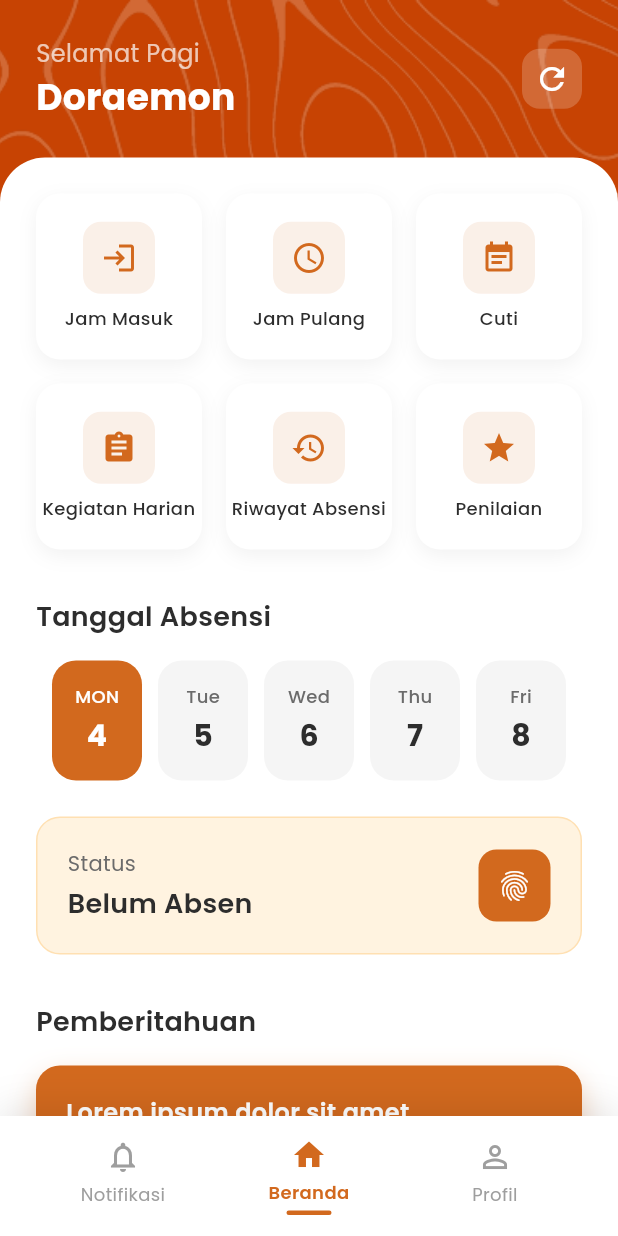
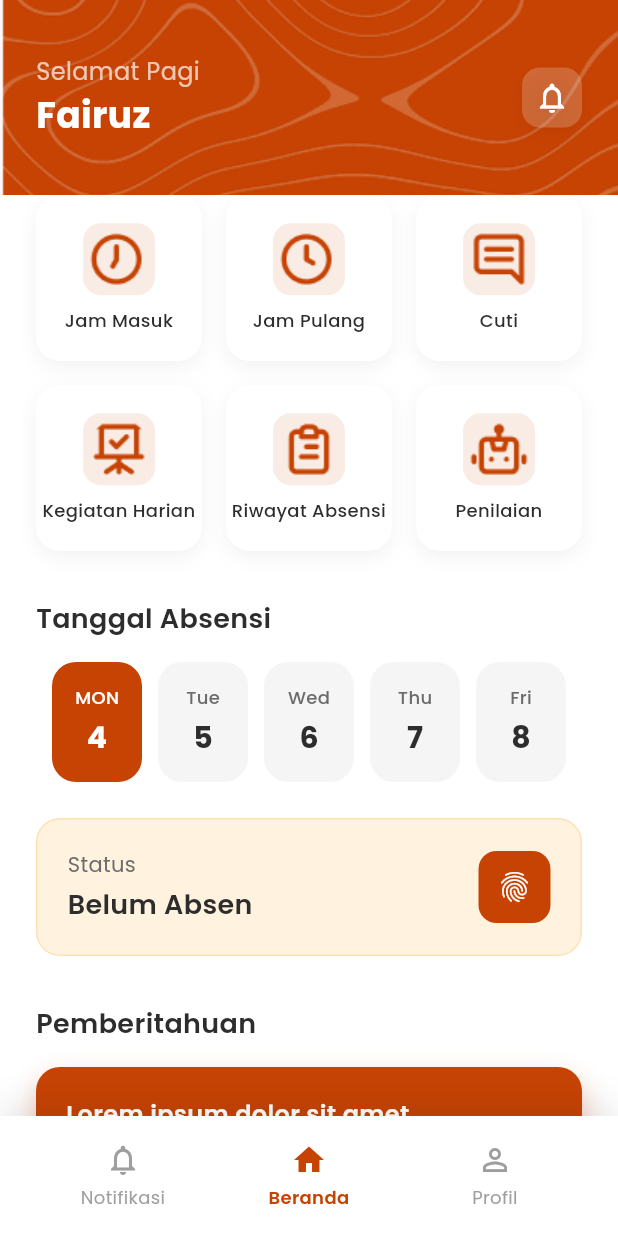
Before and after one commit to fairuzzkii/simpeg_mobile_mascitra, a Flutter app: the HomePage screen opened directly, on a phone screen of 412 x 824 dp. Run offline on Flutter 3.47's test engine with Material 3 defaults, Android fonts, the phone set to English and light mode, and no system bars; our stand-ins replace dotted_border, table_calendar.

Commit message:
color correct and homepage icon menu update

```diff
--- a/lib/pages/authPage/loginPage.dart
+++ b/lib/pages/authPage/loginPage.dart
@@ -167,14 +167,10 @@ class _LoginPageState extends State<LoginPage> {
                                           ? null
                                           : _handleLogin,
                                       style: ElevatedButton.styleFrom(
-                                        backgroundColor: const Color(
-                                          0xFFD2691E,
-                                        ),
+                                        backgroundColor: const Color(0xFFC64304),
                                         foregroundColor: Colors.white,
                                         elevation: 3,
-                                        shadowColor: const Color(
-                                          0xFFD2691E,
-                                        ).withOpacity(0.3),
+                                        shadowColor: const Color(0xFFC64304).withOpacity(0.3),
                                         shape: RoundedRectangleBorder(
                                           borderRadius: BorderRadius.circular(
                                             50,
@@ -275,7 +271,7 @@ class _LoginPageState extends State<LoginPage> {
             color: Color(0xFF9E9E9E),
             fontFamily: 'Poppins',
           ),
-          prefixIcon: Icon(prefixIcon, color: const Color(0xFFD2691E)),
+          prefixIcon: Icon(prefixIcon, color: const Color(0xFFC64304)),
           suffixIcon: isPassword
               ? IconButton(
                   icon: Icon(
--- a/lib/pages/homePage/homePage.dart
+++ b/lib/pages/homePage/homePage.dart
@@ -1,5 +1,6 @@
 import 'package:flutter/material.dart';
 import 'package:simpeg_mascitra_mobile/pages/cutiPage/riwayatCutiPage.dart';
+import 'package:simpeg_mascitra_mobile/pages/notificationPage/notificationPage.dart';
 import '../navbar.dart';
 
 class HomePage extends StatefulWidget {
@@ -14,20 +15,20 @@ class _HomePageState extends State<HomePage> {
   bool isAbsent = false;
 
   final List<Map<String, dynamic>> features = [
-    {'title': 'Jam Masuk', 'icon': Icons.login, 'color': Color(0xFFD2691E)},
-    {'title': 'Jam Pulang', 'icon': Icons.schedule, 'color': Color(0xFFD2691E)},
-    {'title': 'Cuti', 'icon': Icons.event_note, 'color': Color(0xFFD2691E)},
+    {'title': 'Jam Masuk', 'icon': 'assets/icon/clock.png', 'color': Color(0xFFC64304)},
+    {'title': 'Jam Pulang', 'icon': 'assets/icon/watch.png', 'color': Color(0xFFC64304)},
+    {'title': 'Cuti', 'icon': 'assets/icon/chat.png', 'color': Color(0xFFC64304)},
     {
       'title': 'Kegiatan Harian',
-      'icon': Icons.assignment,
-      'color': Color(0xFFD2691E),
+      'icon': 'assets/icon/presentationboard.png',
+      'color': Color(0xFFC64304),
     },
     {
       'title': 'Riwayat Absensi',
-      'icon': Icons.history,
-      'color': Color(0xFFD2691E),
+      'icon': 'assets/icon/clipboard.png',
+      'color': Color(0xFFC64304),
     },
-    {'title': 'Penilaian', 'icon': Icons.star, 'color': Color(0xFFD2691E)},
+    {'title': 'Penilaian', 'icon': 'assets/icon/robot.png', 'color': Color(0xFFC64304)},
   ];
 
   final List<Map<String, String>> weekDays = [
@@ -41,44 +42,26 @@ class _HomePageState extends State<HomePage> {
   @override
   Widget build(BuildContext context) {
     return Scaffold(
-      body: Stack(
+      body: Column(
         children: [
-          // Background gradient
+          // Header
           Container(
-            width: double.infinity,
-            height: double.infinity,
-            decoration: const BoxDecoration(
-              gradient: LinearGradient(
-                begin: Alignment.topCenter,
-                end: Alignment.bottomCenter,
-                colors: [Color(0xFFFF8C42)],
-              ),
-            ),
-          ),
-
-          // Topographic pattern background - using the same pattern as login
-          Positioned(
-            left: 0,
-            right: 0,
-            top: 0,
-            height: MediaQuery.of(context).size.height * 0.60,
-            child: Image.asset(
-              'assets/images/topographic_pattern2.png',
+            height: MediaQuery.of(context).padding.top + 130, // Increased height
+            decoration: BoxDecoration(
+              image: DecorationImage(
+                image: AssetImage('assets/images/Greybig.png'),
                 fit: BoxFit.cover,
               ),
             ),
-
-          SafeArea(
-            child: Column(
-              children: [
-                // Header
-                Container(
-                  padding: const EdgeInsets.all(24),
+            child: SafeArea(
+              child: Padding(
+                padding: EdgeInsets.symmetric(horizontal: 24),
                 child: Row(
                   mainAxisAlignment: MainAxisAlignment.spaceBetween,
                   children: [
                     Column(
                       crossAxisAlignment: CrossAxisAlignment.start,
+                      mainAxisAlignment: MainAxisAlignment.center,
                       children: const [
                         Text(
                           'Selamat Pagi',
@@ -89,7 +72,7 @@ class _HomePageState extends State<HomePage> {
                           ),
                         ),
                         Text(
-                            'Doraemon',
+                          'Fairuz',
                           style: TextStyle(
                             fontSize: 24,
                             fontWeight: FontWeight.bold,
@@ -99,33 +82,54 @@ class _HomePageState extends State<HomePage> {
                         ),
                       ],
                     ),
-                      Container(
+                    GestureDetector(
+                      onTap: () {
+                        Navigator.push(
+                          context,
+                          MaterialPageRoute(
+                            builder: (context) => const NotificationPage(),
+                          ),
+                        );
+                      },
+                      child: Container(
                         padding: const EdgeInsets.all(8),
                         decoration: BoxDecoration(
                           color: Colors.white.withOpacity(0.2),
                           borderRadius: BorderRadius.circular(12),
+                          boxShadow: [
+                            BoxShadow(
+                              color: Colors.black.withOpacity(0.05),
+                              blurRadius: 10,
+                              offset: const Offset(0, 4),
+                            ),
+                          ],
                         ),
                         child: const Icon(
-                          Icons.refresh,
+                          Icons.notifications_outlined,
                           color: Colors.white,
                           size: 24,
+                        ),
                       ),
                     ),
                   ],
                 ),
               ),
+            ),
+          ),
+          SizedBox(height: 0),
           Expanded(
             child: Container(
               width: double.infinity,
               decoration: const BoxDecoration(
                 color: Colors.white,
-                      borderRadius: BorderRadius.only(
-                        topLeft: Radius.circular(30),
-                        topRight: Radius.circular(30),
-                      ),
               ),
               child: SingleChildScrollView(
-                      padding: const EdgeInsets.all(24),
+                padding: const EdgeInsets.only(
+                  left: 24,
+                  right: 24,
+                  top: 0,
+                  bottom: 24,
+                ),
                 child: Column(
                   crossAxisAlignment: CrossAxisAlignment.start,
                   children: [
@@ -150,8 +154,7 @@ class _HomePageState extends State<HomePage> {
                               Navigator.push(
                                 context,
                                 MaterialPageRoute(
-                                          builder: (context) =>
-                                              const RiwayatCutiPage(),
+                                  builder: (context) => const RiwayatCutiPage(),
                                 ),
                               );
                             }
@@ -175,17 +178,14 @@ class _HomePageState extends State<HomePage> {
                                   width: 48,
                                   height: 48,
                                   decoration: BoxDecoration(
-                                          color: feature['color'].withOpacity(
-                                            0.1,
+                                    color: feature['color'].withOpacity(0.1),
+                                    borderRadius: BorderRadius.circular(12),
                                   ),
-                                          borderRadius: BorderRadius.circular(
-                                            12,
-                                          ),
-                                        ),
-                                        child: Icon(
+                                  child: Image.asset(
                                     feature['icon'],
-                                          color: feature['color'],
-                                          size: 24,
+                                    width: 20,
+                                    height: 20,
+                                    color: feature['color'], // Apply color tint
                                   ),
                                 ),
                                 const SizedBox(height: 8),
@@ -222,13 +222,11 @@ class _HomePageState extends State<HomePage> {
                       mainAxisAlignment: MainAxisAlignment.spaceEvenly,
                       children: weekDays.map((day) {
                         final isSelected =
-                                  selectedDate ==
-                                  '${day['day']}\n${day['date']}';
+                            selectedDate == '${day['day']}\n${day['date']}';
                         return GestureDetector(
                           onTap: () {
                             setState(() {
-                                    selectedDate =
-                                        '${day['day']}\n${day['date']}';
+                              selectedDate = '${day['day']}\n${day['date']}';
                             });
                           },
                           child: Container(
@@ -236,7 +234,7 @@ class _HomePageState extends State<HomePage> {
                             height: 80,
                             decoration: BoxDecoration(
                               color: isSelected
-                                        ? const Color(0xFFD2691E)
+                                  ? const Color(0xFFC64304)
                                   : Colors.grey[100],
                               borderRadius: BorderRadius.circular(16),
                             ),
@@ -289,8 +287,7 @@ class _HomePageState extends State<HomePage> {
                         children: [
                           Expanded(
                             child: Column(
-                                    crossAxisAlignment:
-                                        CrossAxisAlignment.start,
+                              crossAxisAlignment: CrossAxisAlignment.start,
                               children: [
                                 const Text(
                                   'Status',
@@ -302,9 +299,7 @@ class _HomePageState extends State<HomePage> {
                                 ),
                                 const SizedBox(height: 4),
                                 Text(
-                                        isAbsent
-                                            ? 'Sudah Absen'
-                                            : 'Belum Absen',
+                                  isAbsent ? 'Sudah Absen' : 'Belum Absen',
                                   style: const TextStyle(
                                     fontSize: 18,
                                     fontWeight: FontWeight.w600,
@@ -325,7 +320,7 @@ class _HomePageState extends State<HomePage> {
                               width: 48,
                               height: 48,
                               decoration: BoxDecoration(
-                                      color: const Color(0xFFD2691E),
+                                color: const Color(0xFFC64304),
                                 borderRadius: BorderRadius.circular(12),
                               ),
                               child: const Icon(
@@ -355,13 +350,11 @@ class _HomePageState extends State<HomePage> {
                       width: double.infinity,
                       padding: const EdgeInsets.all(20),
                       decoration: BoxDecoration(
-                              color: const Color(0xFFD2691E),
+                        color: const Color(0xFFC64304),
                         borderRadius: BorderRadius.circular(16),
                         boxShadow: [
                           BoxShadow(
-                                  color: const Color(
-                                    0xFFD2691E,
-                                  ).withOpacity(0.3),
+                            color: const Color(0xFFC64304).withOpacity(0.3),
                             blurRadius: 15,
                             offset: const Offset(0, 8),
                           ),
@@ -371,8 +364,7 @@ class _HomePageState extends State<HomePage> {
                         children: [
                           Expanded(
                             child: Column(
-                                    crossAxisAlignment:
-                                        CrossAxisAlignment.start,
+                              crossAxisAlignment: CrossAxisAlignment.start,
                               children: const [
                                 Text(
                                   'Lorem ipsum dolor sit amet',
@@ -412,15 +404,10 @@ class _HomePageState extends State<HomePage> {
                         ],
                       ),
                     ),
-                          const SizedBox(
-                            height: 100,
-                          ), // Space for bottom navigation
+                    const SizedBox(height: 30), // Space for bottom navigation
                   ],
                 ),
               ),
-                  ),
-                ),
-              ],
             ),
           ),
         ],
--- a/lib/pages/navbar.dart
+++ b/lib/pages/navbar.dart
@@ -1,15 +1,13 @@
 import 'package:flutter/material.dart';
-import 'package:simpeg_mascitra_mobile/pages/homePage/homePage.dart';
+import 'package:simpeg_mascitra_mobile/pages/homePage/homePage.dart'
+    hide NotificationPage;
 import 'package:simpeg_mascitra_mobile/pages/notificationPage/notificationPage.dart';
 import 'package:simpeg_mascitra_mobile/pages/profilePage/profilePage.dart';
 
 class CustomBottomNavBar extends StatelessWidget {
   final int currentIndex;
 
-  const CustomBottomNavBar({
-    super.key,
-    required this.currentIndex,
-  });
+  const CustomBottomNavBar({super.key, required this.currentIndex});
 
   @override
   Widget build(BuildContext context) {
@@ -85,7 +83,9 @@ class CustomBottomNavBar extends StatelessWidget {
           children: [
             Icon(
               isActive ? activeIcon : icon,
-              color: isActive ? const Color(0xFFD2691E) : const Color(0xFF9E9E9E),
+              color: isActive
+                  ? const Color(0xFFC64304)
+                  : const Color(0xFF9E9E9E),
               size: 24,
             ),
             const SizedBox(height: 4),
@@ -94,21 +94,13 @@ class CustomBottomNavBar extends StatelessWidget {
               style: TextStyle(
                 fontSize: 12,
                 fontWeight: isActive ? FontWeight.w600 : FontWeight.w400,
-                color: isActive ? const Color(0xFFD2691E) : const Color(0xFF9E9E9E),
+                color: isActive
+                    ? const Color(0xFFC64304)
+                    : const Color(0xFF9E9E9E),
                 fontFamily: 'Poppins',
               ),
               textAlign: TextAlign.center,
             ),
-            const SizedBox(height: 4),
-            if (isActive)
-              Container(
-                width: 30,
-                height: 3,
-                decoration: BoxDecoration(
-                  color: const Color(0xFFD2691E),
-                  borderRadius: BorderRadius.circular(2),
-                ),
-              ),
           ],
         ),
       ),
@@ -136,13 +128,11 @@ class CustomBottomNavBar extends StatelessWidget {
     Navigator.pushReplacement(
       context,
       PageRouteBuilder(
-        pageBuilder: (context, animation, secondaryAnimation) => destinationPage,
+        pageBuilder: (context, animation, secondaryAnimation) =>
+            destinationPage,
         transitionDuration: const Duration(milliseconds: 300),
         transitionsBuilder: (context, animation, secondaryAnimation, child) {
-          return FadeTransition(
-            opacity: animation,
-            child: child,
-          );
+          return FadeTransition(opacity: animation, child: child);
         },
       ),
     );
--- a/lib/pages/starterPage/welcomePage.dart
+++ b/lib/pages/starterPage/welcomePage.dart
@@ -103,7 +103,7 @@ class WelcomePage extends StatelessWidget {
                   width: 56,
                   height: 56,
                   decoration: BoxDecoration(
-                    color: const Color(0xFFFF8C42),
+                    color: const Color(0xFFC64304),
                     borderRadius: BorderRadius.circular(28),
                     boxShadow: [
                       BoxShadow(
--- a/pubspec.yaml
+++ b/pubspec.yaml
@@ -29,6 +29,7 @@ flutter:
   uses-material-design: true
   assets:
     - assets/images/
+    - assets/icon/
   fonts:
     - family: Poppins
       fonts:
```
Also changed, not shown: assets/icon/chat.png (added), assets/icon/clipboard.png (added), assets/icon/clock.png (added), assets/icon/presentationboard.png (added), assets/icon/robot.png (added), assets/icon/watch.png (added), assets/images/Grey.png, assets/images/Greybig.png (added). Lines whose indentation alone changed are shown as unchanged.
